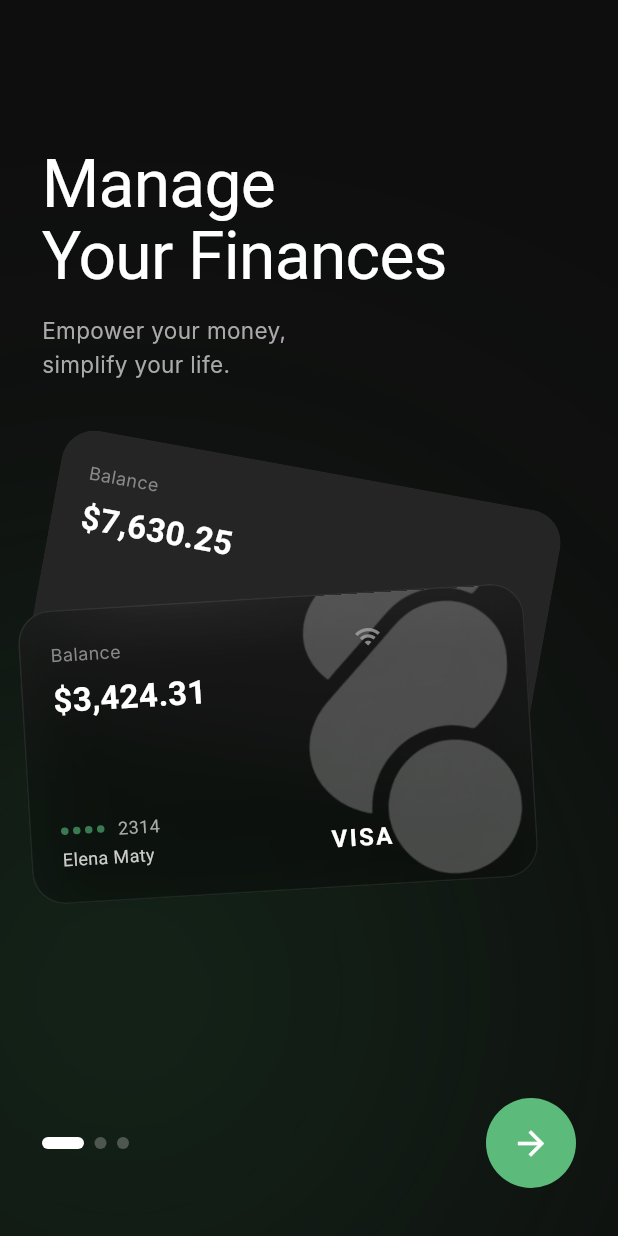
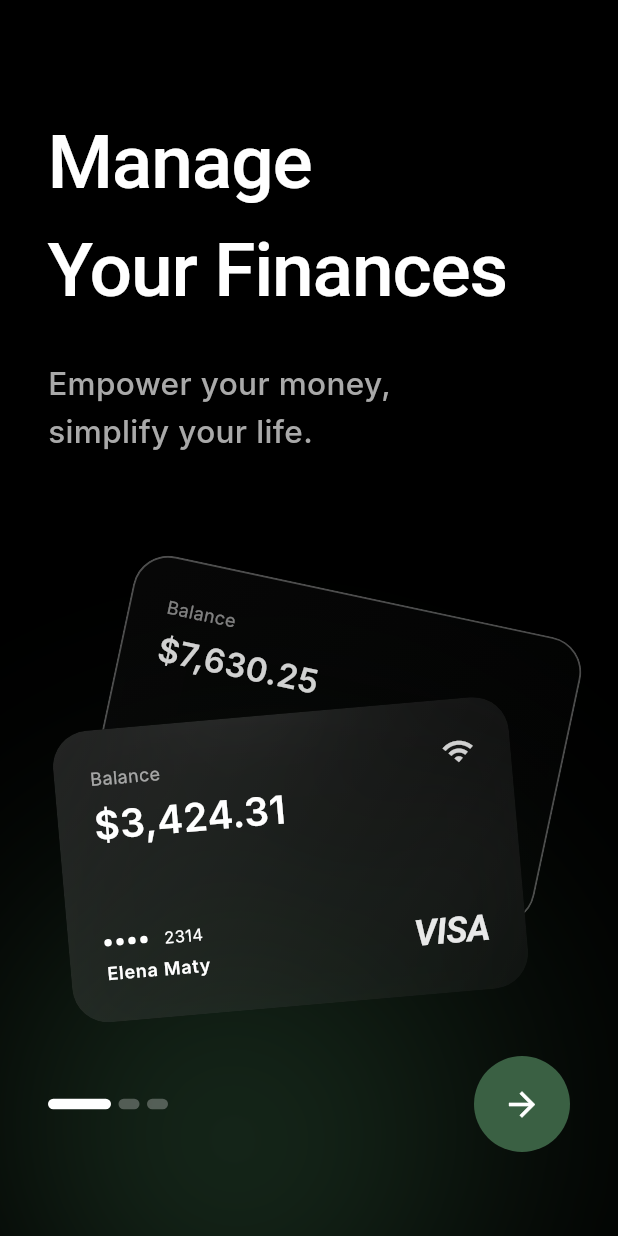
Before and after one commit to ziinset/finara, a Flutter app: the screen it shows after launch, on a phone screen of 412 x 824 dp. Run offline on Flutter 3.47's test engine with Material 3 defaults, Android fonts, the phone set to English and light mode, and no system bars; our stand-ins replace fl_chart, flutter_svg, get; Roboto replaces fonts that are missing (Inter, Poppins).

Commit message:
update desaign onboarding (FIX)

```diff
--- a/lib/app/modules/onboarding/views/onboarding_view.dart
+++ b/lib/app/modules/onboarding/views/onboarding_view.dart
@@ -20,28 +20,39 @@ class OnboardingView extends GetView<OnboardingController> {
         statusBarIconBrightness: Brightness.light,
       ),
       child: Scaffold(
-        backgroundColor: const Color(0xFF111111),
+        backgroundColor: const Color(0xFF000000),
         body: Stack(
           children: [
-            // ── Dark base overlay for blackish atmosphere ──
-            Positioned.fill(
+            // ── Green glow pencahayaan – bottom-left ──
+          Positioned(
+  left: -screenW * 0.08,
+  bottom: -screenH * 0.14,
+  child: ImageFiltered(
+    imageFilter: ImageFilter.blur(
+      sigmaX: 80,
+      sigmaY: 80,
+    ),
     child: Container(
-                color: const Color(0xFF0A0A0A).withOpacity(0.45),
+      width: screenW * 1.05,
+      height: screenW * 1.05,
+      decoration: BoxDecoration(
+        shape: BoxShape.circle,
+gradient: RadialGradient(
+  center: const Alignment(-0.15, 0.20),
+  radius: 1.15,
+  colors: [
+    const Color(0xFF6FD08A).withOpacity(0.30),
+    const Color(0xFF4F8B5C).withOpacity(0.18),
+    const Color(0xFF27452F).withOpacity(0.08),
+    Colors.transparent,
+  ],
+  stops: const [
+    0.0,
+    0.28,
+    0.62,
+    1.0,
+  ],
 ),
-            ),
-
-            // ── Green glow: bottom-left, very large, super-blurred (darker green) ──
-            Positioned(
-              left: -screenW * 0.35,
-              bottom: -screenH * 0.08,
-              child: ImageFiltered(
-                imageFilter: ImageFilter.blur(sigmaX: 180, sigmaY: 180),
-                child: Container(
-                  width: screenW * 1.1,
-                  height: screenW * 1.1,
-                  decoration: BoxDecoration(
-                    color: const Color(0xFF1E4A2A).withOpacity(0.55),
-                    shape: BoxShape.circle,
       ),
     ),
   ),
@@ -52,38 +63,54 @@ class OnboardingView extends GetView<OnboardingController> {
               child: Column(
                 crossAxisAlignment: CrossAxisAlignment.start,
                 children: [
-                  // ── Top spacer + headline pushed down for visual centering ──
-                  SizedBox(height: mq.padding.top + screenH * 0.12),
+                  // Status bar spacer – judul agak ke bawah
+                  SizedBox(height: mq.padding.top + 72),
 
                   // ── Headline + description ──
-                  Padding(
-                    padding: const EdgeInsets.symmetric(horizontal: 28),
-                    child: _animated(
+                  _animated(
                     fade: controller.contentFade,
                     slide: controller.contentSlide,
+                    child: Padding(
+                      padding: const EdgeInsets.symmetric(horizontal: 32),
                       child: Column(
                         crossAxisAlignment: CrossAxisAlignment.start,
                         children: [
+                          Column(
+  crossAxisAlignment: CrossAxisAlignment.start,
+  children: [
     const Text(
-                            'Manage\nYour Finances',
+      'Manage',
       style: TextStyle(
         fontFamily: 'Poppins',
-                              fontSize: 44,
-                              fontWeight: FontWeight.w400, // regular, not bold
-                              height: 1.1,
+        fontSize: 50,
+        fontWeight: FontWeight.w500,
         color: Colors.white,
-                              letterSpacing: -0.5,
+        letterSpacing: -0.8,
       ),
     ),
-                          const SizedBox(height: 14),
+
     const Text(
+      'Your Finances',
+      style: TextStyle(
+        fontFamily: 'Poppins',
+        fontSize: 50,
+        fontWeight: FontWeight.w500,
+        color: Colors.white,
+        letterSpacing: -0.8,
+      ),
+    ),
+  ],
+),
+                          const SizedBox(height: 24),
+
+Text(
   'Empower your money,\nsimplify your life.',
   style: TextStyle(
     fontFamily: 'Inter',
-                              fontSize: 15,
-                              fontWeight: FontWeight.w400,
-                              height: 1.5,
-                              color: Color(0xFFAAAAAA),
+    fontSize: 21,
+    fontWeight: FontWeight.w500,
+    height: 1.50, // atau 1.48
+    color: const Color(0xFFA9A9A9), // sedikit lebih gelap dari sebelumnya
   ),
 ),
                         ],
@@ -91,7 +118,9 @@ class OnboardingView extends GetView<OnboardingController> {
                     ),
                   ),
 
-                  // ── Cards section grows to fill remaining space ──
+                  const SizedBox(height: 24),
+
+                  // ── Cards section ──
                   Expanded(
                     child: _animated(
                       fade: controller.blackCardFade,
@@ -100,13 +129,17 @@ class OnboardingView extends GetView<OnboardingController> {
                     ),
                   ),
 
-                  // ── Bottom: Dots + Arrow button ──
+                  // ── Footer: dots + button ──
                   _animated(
                     fade: controller.buttonFade,
                     slide: controller.buttonSlide,
                     child: Padding(
                       padding: EdgeInsets.fromLTRB(
-                          28, 0, 28, mq.padding.bottom + 32),
+  32,
+  0,
+  32,
+  mq.padding.bottom + 56,
+),
                       child: Row(
                         mainAxisAlignment: MainAxisAlignment.spaceBetween,
                         children: [
@@ -116,27 +149,30 @@ class OnboardingView extends GetView<OnboardingController> {
                               final isActive = i == 0;
                         return AnimatedContainer(
   duration: const Duration(milliseconds: 300),
-                                margin: const EdgeInsets.only(right: 7),
-                                width: isActive ? 28 : 8,
-                                height: 8,
+  margin: const EdgeInsets.only(right: 5),
+
+  // aktif lebih panjang, yang tidak aktif juga capsule
+  width: isActive ? 42 : 14,
+  height: 7,
+
   decoration: BoxDecoration(
     color: isActive
         ? Colors.white
-                                      : Colors.white.withOpacity(0.25),
-                                  borderRadius: BorderRadius.circular(4),
+        : Colors.white.withOpacity(0.28),
+    borderRadius: BorderRadius.circular(20),
   ),
 );
                             }),
                           ),
 
-                          // Arrow button
+                          // Arrow button – darker green circle
                           GestureDetector(
                             onTap: controller.onGetStarted,
                             child: Container(
-                              width: 60,
-                              height: 60,
+                              width: 64,
+                              height: 64,
                               decoration: const BoxDecoration(
-                                color: Color(0xFF5CBB7A),
+                                color: Color(0xFF3A6043),
                                 shape: BoxShape.circle,
                               ),
                               child: const Icon(
@@ -159,57 +195,50 @@ class OnboardingView extends GetView<OnboardingController> {
     );
   }
 
+  // ─────────────────────────────────────────────────────────────────────────
+  //  CARDS SECTION
+  // ─────────────────────────────────────────────────────────────────────────
+
   Widget _buildCardsSection(double screenW, double screenH) {
-    final cardW = screenW * 0.82; // lebih besar
-    final cardH = cardW * 0.58;
+   const cardW = 305.0;
+const cardH = 195.0;
 
     return LayoutBuilder(
       builder: (context, constraints) {
         final areaH = constraints.maxHeight;
-
         return Stack(
           clipBehavior: Clip.none,
           children: [
-            // ── Card behind: dark, tilted clockwise ──
+            // ── Back card – rotated +12°, lebih ke bawah & ke kanan ──
             Positioned(
-              left: screenW * 0.06,
-              top: areaH * 0.12,
+              left: screenW * 0.17,
+              top: areaH * 0.18,
               child: Transform.rotate(
-                angle: 0.18,
-                child: _buildFinanceCard(
+                angle: 0.21, // ~12 degrees
+                child:_buildGlassCard(
   width: cardW,
   height: cardH,
-                  backgroundColor: const Color(0xFF252525),
-                  balance: '\$7,630.25',
-                  label: 'Balance',
-                  showContactless: false,
-                  showVisa: false,
-                  showDots: false,
-                  showName: false,
-                  isTransparent: false,
+  opacity: 0.82,
+  backgroundColor: const Color(0xFF3D3D3D),
+  showBorder: true,
+  child: _backCardContent(),
 ),
               ),
             ),
 
-            // ── Card front: glassmorphism, more transparent ──
+            // ── Front card – rotated -5°, lebih ke bawah & ke kanan ──
             Positioned(
-              left: screenW * 0.04,
-              top: areaH * 0.30,
+              left: screenW * 0.10,
+              top: areaH * 0.18 + 80,
               child: Transform.rotate(
-                angle: -0.06,
-                child: _buildFinanceCard(
+                angle: -0.087, // ~-5 degrees
+                child:_buildGlassCard(
   width: cardW,
   height: cardH,
-                  backgroundColor: const Color(0xFF1A1A1A).withOpacity(0.10),
-                  balance: '\$3,424.31',
-                  label: 'Balance',
-                  showContactless: true,
-                  showVisa: true,
-                  showDots: true,
-                  showName: true,
-                  cardNumSuffix: '2314',
-                  cardOwner: 'Elena Maty',
-                  isTransparent: true,
+  opacity: 1,
+  backgroundColor: Colors.white,
+  showBorder: false,
+  child: _frontCardContent(),
 ),
               ),
             ),
@@ -219,107 +248,188 @@ class OnboardingView extends GetView<OnboardingController> {
     );
   }
 
-  Widget _buildFinanceCard({
+  // ── Glassmorphism card shell ──
+ Widget _buildGlassCard({
   required double width,
   required double height,
-    required Color backgroundColor,
-    required String balance,
-    required String label,
-    bool showContactless = false,
-    bool showVisa = false,
-    bool showDots = false,
-    bool showName = false,
-    bool isTransparent = false,
-    String cardNumSuffix = '',
-    String cardOwner = '',
+  required Widget child,
+  double opacity = 1.0,
+  Color? backgroundColor,
+  bool showBorder = true,
 }) {
-    return ClipRRect(
-      borderRadius: BorderRadius.circular(22),
+    return Opacity(
+      opacity: opacity,
+      child: ClipRRect(
+        borderRadius: BorderRadius.circular(24),
         child: BackdropFilter(
-        filter: isTransparent
-            ? ImageFilter.blur(sigmaX: 32, sigmaY: 32)
-            : ImageFilter.blur(sigmaX: 0, sigmaY: 0),
+          filter: ImageFilter.blur(sigmaX: 45, sigmaY: 45),
           child: Container(
             width: width,
             height: height,
          decoration: BoxDecoration(
-            color: backgroundColor,
-            borderRadius: BorderRadius.circular(22),
-            border: isTransparent
+  borderRadius: BorderRadius.circular(24),
+
+  gradient: LinearGradient(
+    begin: Alignment.topLeft,
+    end: Alignment.bottomRight,
+    colors: [
+      backgroundColor!.withOpacity(0.12),
+      backgroundColor.withOpacity(0.08),
+      backgroundColor.withOpacity(0.04),
+    ],
+  ),
+
+  border: showBorder
       ? Border.all(
-                    color: Colors.white.withOpacity(0.08),
-                    width: 1,
+          color: Colors.white.withOpacity(0.35),
+          width: 1.3,
         )
       : null,
+
   boxShadow: [
     BoxShadow(
-                color: Colors.black.withOpacity(0.45),
-                blurRadius: 40,
-                spreadRadius: 2,
-                offset: const Offset(0, 18),
-              )
+      color: Colors.black.withOpacity(0.25),
+      blurRadius: 32,
+      offset: const Offset(0, 10),
+    ),
   ],
 ),
-         padding: EdgeInsets.zero,
-child: Stack(
-  children: [
+            child: child,
+          ),
+        ),
+      ),
+    );
+  }
 
-    Padding(
-      padding: const EdgeInsets.fromLTRB(
-        20,
-        20,
-        95,
-        20,
-      ),
+  // ── Back card content ($7,630.25) ──
+  Widget _backCardContent() {
+    return Padding(
+      padding: const EdgeInsets.all(24),
       child: Column(
         crossAxisAlignment: CrossAxisAlignment.start,
-        children: [
-
-          // Top row
-          Row(
         mainAxisAlignment: MainAxisAlignment.spaceBetween,
         children: [
+          Column(
+            crossAxisAlignment: CrossAxisAlignment.start,
+            children: [
               Text(
-                label,
-                style: const TextStyle(
-                  color: Color(0xFF888888),
+                'Balance',
+                style: TextStyle(
+                  color: Colors.white.withOpacity(0.60),
                   fontSize: 12,
                   fontFamily: 'Inter',
                 ),
               ),
-              if (showContactless)
-                const Icon(
+              const SizedBox(height: 4),
+              const Text(
+                '\$7,630.25',
+                style: TextStyle(
+                  color: Colors.white,
+                  fontSize: 22,
+                  fontWeight: FontWeight.w600,
+                  fontFamily: 'Inter',
+                ),
+              ),
+            ],
+          ),
+          Row(
+            mainAxisAlignment: MainAxisAlignment.spaceBetween,
+            crossAxisAlignment: CrossAxisAlignment.end,
+            children: [
+              Text(
+                '•••• 3482',
+                style: TextStyle(
+                  color: Colors.white.withOpacity(0.60),
+                  fontSize: 11,
+                  letterSpacing: 2,
+                  fontFamily: 'Inter',
+                ),
+              ),
+              // Mastercard-style double-circle
+              Stack(
+                children: [
+                  Container(
+                    width: 28,
+                    height: 28,
+                    decoration: BoxDecoration(
+                      color: Colors.white.withOpacity(0.40),
+                      shape: BoxShape.circle,
+                    ),
+                  ),
+                  Positioned(
+                    left: 14,
+                    child: Container(
+                      width: 28,
+                      height: 28,
+                      decoration: BoxDecoration(
+                        color: Colors.white.withOpacity(0.20),
+                        shape: BoxShape.circle,
+                      ),
+                    ),
+                  ),
+                ],
+              ),
+            ],
+          ),
+        ],
+      ),
+    );
+  }
+
+  // ── Front card content ($3,424.31) ──
+  Widget _frontCardContent() {
+    return Padding(
+      padding: const EdgeInsets.all(24),
+      child: Column(
+        crossAxisAlignment: CrossAxisAlignment.start,
+        mainAxisAlignment: MainAxisAlignment.spaceBetween,
+        children: [
+          // Top row: balance + contactless icon
+          Row(
+            mainAxisAlignment: MainAxisAlignment.spaceBetween,
+            crossAxisAlignment: CrossAxisAlignment.start,
+            children: [
+              Column(
+                crossAxisAlignment: CrossAxisAlignment.start,
+                children: [
+                  Text(
+                    'Balance',
+                    style: TextStyle(
+                      color: Colors.white.withOpacity(0.60),
+                      fontSize: 12,
+                      fontFamily: 'Inter',
+                    ),
+                  ),
+                  const SizedBox(height: 4),
+                  const Text(
+                    '\$3,424.31',
+                    style: TextStyle(
+                      color: Colors.white,
+                      fontSize: 26,
+                      fontWeight: FontWeight.w600,
+                      fontFamily: 'Inter',
+                    ),
+                  ),
+                ],
+              ),
+              // Contactless / NFC icon
+              Icon(
                 Icons.wifi,
-                  color: Color(0xFF888888),
-                  size: 18,
+                color: Colors.white.withOpacity(0.80),
+                size: 22,
               ),
             ],
           ),
 
-          const SizedBox(height: 6),
-
-          Text(
-            balance,
-            style: const TextStyle(
-              color: Colors.white,
-              fontSize: 22,
-              fontWeight: FontWeight.w700,
-            ),
-          ),
-
-          const Spacer(),
-
+          // Bottom row: dots + name / VISA
           Row(
             mainAxisAlignment: MainAxisAlignment.spaceBetween,
             crossAxisAlignment: CrossAxisAlignment.end,
             children: [
-
-              if (showDots || showName)
               Column(
                 crossAxisAlignment: CrossAxisAlignment.start,
                 children: [
-
-                    if (showDots)
+                  // Card number dots + suffix
                   Row(
                     children: [
                       ...List.generate(
@@ -329,78 +439,56 @@ child: Stack(
                           height: 5,
                           margin: const EdgeInsets.only(right: 3),
                           decoration: const BoxDecoration(
-                                color: Color(0xFF3A7A50), // hijau lebih gelap
+                            color: Colors.white,
                             shape: BoxShape.circle,
                           ),
                         ),
                       ),
-
-                          const SizedBox(width: 6),
-
-                          Text(
-                            cardNumSuffix,
-                            style: const TextStyle(
-                              color: Color(0xFFAAAAAA),
-                              fontSize: 12,
+                      const SizedBox(width: 8),
+                      const Text(
+                        '2314',
+                        style: TextStyle(
+                          color: Colors.white,
+                          fontSize: 11,
+                          fontFamily: 'Inter',
                         ),
                       ),
                     ],
                   ),
-
-                    if (showName) ...[
-                      const SizedBox(height: 2),
-                      Text(
-                        cardOwner,
-                        style: const TextStyle(
-                          color: Color(0xFFCCCCCC),
+                  const SizedBox(height: 4),
+                  const Text(
+                    'Elena Maty',
+                    style: TextStyle(
+                      color: Colors.white,
                       fontSize: 12,
+                      fontWeight: FontWeight.w600,
+                      fontFamily: 'Inter',
+                      letterSpacing: 0.5,
                     ),
                   ),
                 ],
-                  ],
-                )
-              else
-                const SizedBox(),
-
-              if (showVisa)
-                const Text(
+              ),
+              // VISA logo
+              Text(
                 'VISA',
                 style: TextStyle(
-                    color: Colors.white,
-                    fontSize: 16,
+                  color: Colors.white.withOpacity(0.90),
+                  fontSize: 24,
                   fontWeight: FontWeight.w700,
-                    letterSpacing: 1.5,
+                  fontStyle: FontStyle.italic,
+                  letterSpacing: -0.5,
                 ),
               ),
             ],
           ),
         ],
       ),
-    ),
-
-    if (isTransparent)
-      Positioned(
-        right: 4,
-        bottom: -2,
-        child: Opacity(
-          opacity: 0.38, // lebih transparan
-          child: Image.asset(
-            'assets/images/1.png',
-            width: width * 0.44,
-            fit: BoxFit.contain,
-          ),
-        ),
-      ),
-  ],
-),
-        ),
-      ),
     );
   }
 
-  // ──────────────────────────────────────────────────────────────────────────
-  //  HELPERS
-  // ──────────────────────────────────────────────────────────────────────────
+  // ─────────────────────────────────────────────────────────────────────────
+  //  ANIMATION HELPER
+  // ─────────────────────────────────────────────────────────────────────────
 
   Widget _animated({
     required Animation<double> fade,
--- a/lib/main.dart
+++ b/lib/main.dart
@@ -14,6 +14,7 @@ void main() async {
   runApp(
     GetMaterialApp(
       title: "Application",
+      debugShowCheckedModeBanner: false,
       initialRoute: AppPages.INITIAL,
       getPages: AppPages.routes,
       theme: ThemeData(
```
Lines whose indentation alone changed are shown as unchanged.
